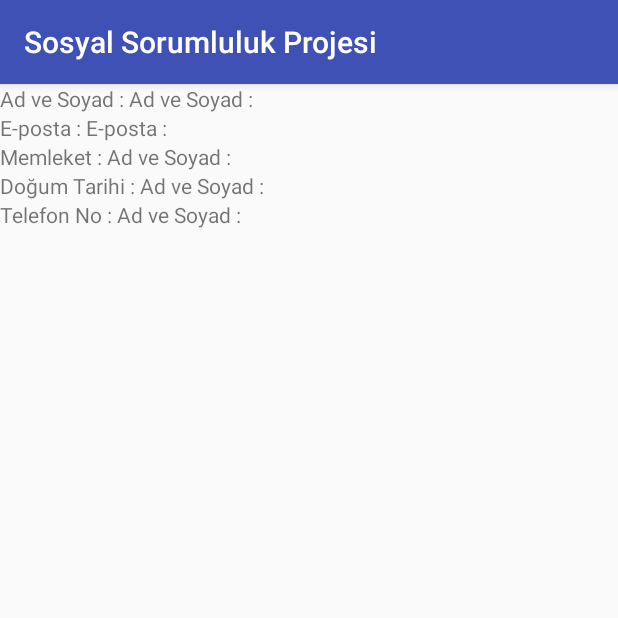
After one commit to AbdussametKeles/Sosyal-Sorumluluk-Projesi, an Android app: the BaskaProfilActivity screen opened directly, with no data from a screen before it, on a phone screen of 412 x 824 dp, the top half of it. The commit adds this screen. Run offline under Robolectric (Android 15) with nearby library versions, the phone set to English and light mode, and no system bars; our stand-ins replace Picasso; network calls fail; pictures from the network do not load; 2 statements that could not run were skipped.

Commit message:
case 79 :Mobil / Diğer Profilleri Görüntüleme
Proje bilgileri içerisinden ulaşmakta herhangi bir sorun yok fakat yorum kısmında bir hata alıyorum. Aştığım zaman diğer caseler ile atacağım. Şimdi githuba yükledim.

```diff
--- a/Mobil/SosyalSorumlulukProjesi/app/src/main/AndroidManifest.xml
+++ b/Mobil/SosyalSorumlulukProjesi/app/src/main/AndroidManifest.xml
@@ -28,7 +28,8 @@
         <activity android:name=".ProfilActivity" />
         <activity android:name=".SifreYenilemeActivity" />
         <activity android:name=".ProjeIcerikActivity" />
-        <activity android:name=".IletisimActivity"></activity>
+        <activity android:name=".IletisimActivity" />
+        <activity android:name=".BaskaProfilActivity"></activity>
     </application>
 
 </manifest>
--- /dev/null
+++ b/Mobil/SosyalSorumlulukProjesi/app/src/main/java/com/tolerans/sosyalsorumlulukprojesi/BaskaProfilActivity.java
@@ -0,0 +1,56 @@
+package com.tolerans.sosyalsorumlulukprojesi;
+
+import android.support.v7.app.AppCompatActivity;
+import android.os.Bundle;
+import android.widget.ImageView;
+import android.widget.TextView;
+
+import com.squareup.picasso.Picasso;
+
+import org.json.JSONException;
+import org.json.JSONObject;
+
+public class BaskaProfilActivity extends AppCompatActivity {
+
+    @Override
+    protected void onCreate(Bundle savedInstanceState) {
+        super.onCreate(savedInstanceState);
+        setContentView(R.layout.activity_baska_profil);
+
+
+        String json = getIntent().getExtras().getString("kullaniciJson");
+        String resimUrl = "";
+        TextView ad,mail,memleket,dTarihi,tel;
+        ImageView resim;
+
+        ad= (TextView) findViewById(R.id.digertxtProfilAd);
+        mail = (TextView) findViewById(R.id.digertxtProfilMail);
+        resim = (ImageView) findViewById(R.id.digerimgProfilResim);
+        memleket = (TextView) findViewById(R.id.digertxtProfilMemleket);
+        dTarihi = (TextView) findViewById(R.id.digertxtProfildTarihi);
+        tel = (TextView) findViewById(R.id.digertxtProfilTel);
+
+        if(!json.equals("")){
+
+            try {
+                JSONObject jsonObject = new JSONObject(json);
+                ad.setText(jsonObject.getJSONObject("kullanici").getString("adi_soyadi"));
+                dTarihi.setText(jsonObject.getJSONObject("kullanici").getString("dogum_tarihi"));
+                memleket.setText(jsonObject.getJSONObject("kullanici").getString("memleket_id"));
+                mail.setText(jsonObject.getJSONObject("kullanici").getString("mail"));
+                tel.setText(jsonObject.getJSONObject("kullanici").getString("telefon"));
+                resimUrl =  jsonObject.getJSONObject("kullanici").getString("resim");
+            } catch (JSONException e) {
+                e.printStackTrace();
+            }
+
+        }
+
+        if(!resimUrl.equals("")){
+            String resimUrlDuzenle = resimUrl.replace("\\","");
+            Picasso.with(getApplicationContext()).load(resimUrlDuzenle).into(resim);
+        }
+
+
+    }
+}
--- /dev/null
+++ b/Mobil/SosyalSorumlulukProjesi/app/src/main/res/layout/activity_baska_profil.xml
@@ -0,0 +1,87 @@
+<?xml version="1.0" encoding="utf-8"?>
+<LinearLayout xmlns:android="http://schemas.android.com/apk/res/android"
+    xmlns:app="http://schemas.android.com/apk/res-auto"
+    xmlns:tools="http://schemas.android.com/tools"
+    android:layout_width="match_parent"
+    android:layout_height="match_parent"
+    tools:context="com.tolerans.sosyalsorumlulukprojesi.BaskaProfilActivity"
+    android:orientation="vertical">
+    <ImageView
+        android:layout_width="wrap_content"
+        android:layout_height="wrap_content"
+        android:id="@+id/digerimgProfilResim"
+        android:layout_gravity="center_horizontal"/>
+
+    <LinearLayout
+        android:layout_width="match_parent"
+        android:layout_height="wrap_content"
+        android:orientation="horizontal">
+        <TextView
+            android:layout_width="wrap_content"
+            android:layout_height="wrap_content"
+            android:text="Ad ve Soyad : "/>
+        <TextView
+            android:layout_width="wrap_content"
+            android:layout_height="wrap_content"
+            android:text="Ad ve Soyad : "
+            android:id="@+id/digertxtProfilAd"
+            />
+    </LinearLayout>
+    <LinearLayout
+        android:layout_width="match_parent"
+        android:layout_height="wrap_content"
+        android:orientation="horizontal">
+        <TextView
+            android:layout_width="wrap_content"
+            android:layout_height="wrap_content"
+            android:text="E-posta : "/>
+        <TextView
+            android:layout_width="wrap_content"
+            android:layout_height="wrap_content"
+            android:text="E-posta : "
+            android:id="@+id/digertxtProfilMail"/>
+
+    </LinearLayout>
+    <LinearLayout
+        android:layout_width="match_parent"
+        android:layout_height="wrap_content"
+        android:orientation="horizontal">
+        <TextView
+            android:layout_width="wrap_content"
+            android:layout_height="wrap_content"
+            android:text="Memleket : "/>
+        <TextView
+            android:layout_width="wrap_content"
+            android:layout_height="wrap_content"
+            android:text="Ad ve Soyad : "
+            android:id="@+id/digertxtProfilMemleket"/>
+    </LinearLayout>
+    <LinearLayout
+        android:layout_width="match_parent"
+        android:layout_height="wrap_content"
+        android:orientation="horizontal">
+        <TextView
+            android:layout_width="wrap_content"
+            android:layout_height="wrap_content"
+            android:text="Doğum Tarihi : "/>
+        <TextView
+            android:layout_width="wrap_content"
+            android:layout_height="wrap_content"
+            android:text="Ad ve Soyad : "
+            android:id="@+id/digertxtProfildTarihi"/>
+    </LinearLayout>
+    <LinearLayout
+        android:layout_width="match_parent"
+        android:layout_height="wrap_content"
+        android:orientation="horizontal">
+        <TextView
+            android:layout_width="wrap_content"
+            android:layout_height="wrap_content"
+            android:text="Telefon No : "/>
+        <TextView
+            android:layout_width="wrap_content"
+            android:layout_height="wrap_content"
+            android:text="Ad ve Soyad : "
+            android:id="@+id/digertxtProfilTel"/>
+    </LinearLayout>
+</LinearLayout>
--- a/Mobil/SosyalSorumlulukProjesi/app/src/main/res/layout/activity_yorumlar_recycler.xml
+++ b/Mobil/SosyalSorumlulukProjesi/app/src/main/res/layout/activity_yorumlar_recycler.xml
@@ -37,5 +37,9 @@
             android:text="Değişiklikleri Kaydet"
             android:visibility="gone"/>
     </LinearLayout>
+    <TextView
+        android:layout_width="wrap_content"
+        android:layout_height="wrap_content"
+        android:id="@+id/yorumYazarID"/>
 
 </LinearLayout>
```
Also changed, not shown: Mobil/SosyalSorumlulukProjesi/app/src/main/java/com/tolerans/sosyalsorumlulukprojesi/MyAdapter.java (+25 -0 lines), Mobil/SosyalSorumlulukProjesi/app/src/main/java/com/tolerans/sosyalsorumlulukprojesi/ProjeIcerikActivity.java (+23 -0 lines), Mobil/SosyalSorumlulukProjesi/app/src/main/java/com/tolerans/sosyalsorumlulukprojesi/YorumAdapter.java (+23 -1 lines).
